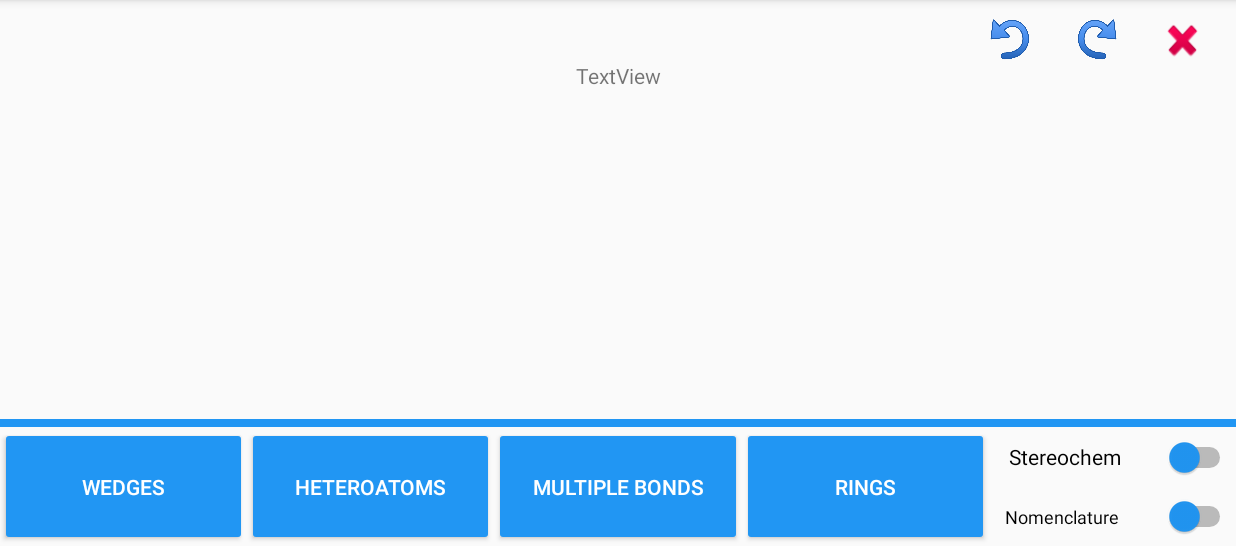
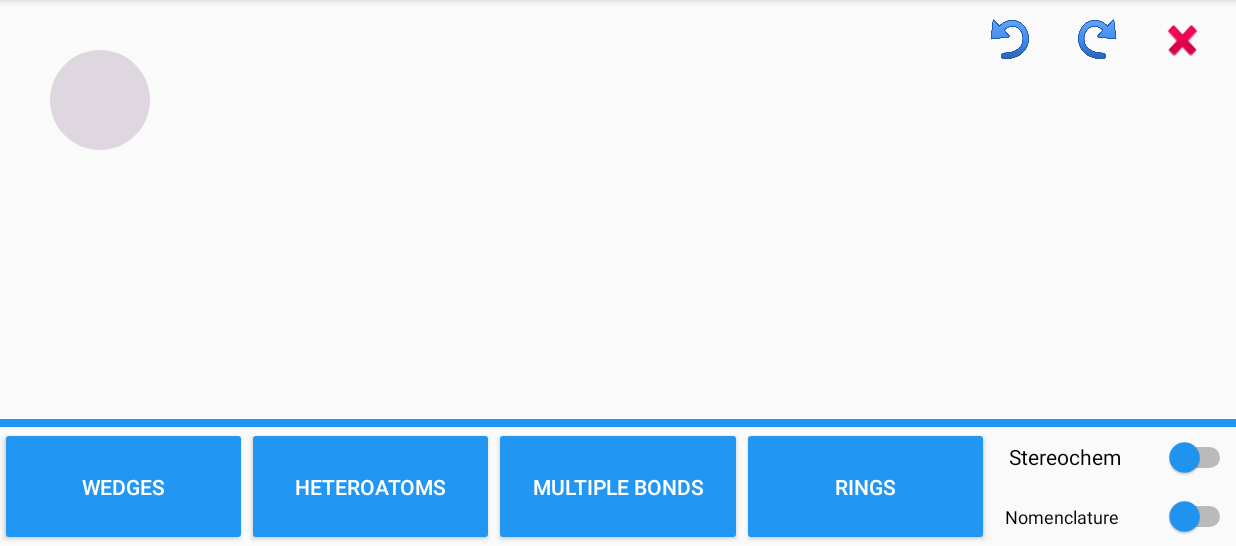
Before and after one commit to WanShiTong7/CHIRALapp, an Android app: the screen it shows after launch (MainActivity), on a phone screen of 824 x 412 dp (held sideways), the part 72-618 px from its top. Run offline under Robolectric (Android 15) with nearby library versions, the phone set to English and light mode, and no system bars.

```diff
--- a/app/src/main/java/com/saki/chiralapp/MainActivity.java
+++ b/app/src/main/java/com/saki/chiralapp/MainActivity.java
@@ -3,6 +3,7 @@ package com.saki.chiralapp;
 import androidx.appcompat.app.AppCompatActivity;
 import androidx.constraintlayout.widget.ConstraintLayout;
 
+import android.content.Context;
 import android.graphics.Bitmap;
 import android.graphics.Canvas;
 import android.graphics.Paint;
@@ -14,33 +15,37 @@ import android.widget.TextView;
 
 public class MainActivity extends AppCompatActivity {
 
+
+
     @Override
     protected void onCreate(Bundle savedInstanceState) {
         super.onCreate(savedInstanceState);
         setContentView(R.layout.activity_main);
-        Canvas c = new Canvas();
+        //setContentView(new MyView(this));
+        /*Canvas c = new Canvas();
         Paint p = new Paint ();
         p.setARGB(40,70,30,80);
         // anchor.draw(c,p);
         c.drawCircle(50,50,20, p);
-        View v = (View) findViewById (R.id.view);
+        //View v = (View) findViewById (R.id.view);*/
 
-        ConstraintLayout Layout = (ConstraintLayout) findViewById(R.id.Layout);
+
+        ConstraintLayout Layout = (ConstraintLayout) findViewById(R.id.constraintLayout);
         Layout.setOnTouchListener(new View.OnTouchListener() {
             @Override
-            public boolean onTouch(View v, MotionEvent event) {
-                TextView testText = (TextView) findViewById(R.id.testText);
-                testText.setText(event.getX()+"");
-                //OvalShape anchor = new OvalShape();
-                //anchor.resize(100,100);
-                Canvas c = new Canvas();
-                Paint p = new Paint ();
-                p.setARGB(40,70,30,80);
-               // anchor.draw(c,p);
-                c.drawCircle(event.getX(),event.getY(),20, p);
-                v.draw(c);
+            public boolean onTouch(View v1, MotionEvent event) {
+                /*TextView testText = (TextView) findViewById(R.id.testText);
+                testText.setText(event.getX()+"");*/
+                MyView v = (MyView) findViewById(R.id.sketchPad);
+                v.x = event.getX();
+                v.y = event.getY();
                 return false;
             }
         });
-    }
+
+
+    } //end of OnCreate
+
+
+
 }
--- /dev/null
+++ b/app/src/main/java/com/saki/chiralapp/MyView.java
@@ -0,0 +1,37 @@
+package com.saki.chiralapp;
+
+import android.content.Context;
+import android.graphics.Canvas;
+import android.graphics.Paint;
+import android.util.AttributeSet;
+import android.view.View;
+
+public class MyView extends View {
+
+    public static float x = 100;
+    public static float y = 100;
+
+    public MyView(Context context) {
+        super(context);
+
+
+    }
+
+    public MyView(Context context, AttributeSet a) {
+        super(context,a);
+    }
+
+   @Override
+    protected void onDraw(Canvas c){
+        Paint p = new Paint();
+        p.setARGB(40,70,30,80);
+        c.drawCircle(x,y,50,p);
+        invalidate();
+    }
+
+   /* public void drawCircle(float x, float y){
+        Paint p = new Paint();
+        p.setARGB(40,70,30,80);
+        this..drawCircle(x,y,50,p);
+    } */
+}
--- a/app/src/main/res/layout-land/activity_main.xml
+++ b/app/src/main/res/layout-land/activity_main.xml
@@ -2,7 +2,7 @@
 <androidx.constraintlayout.widget.ConstraintLayout xmlns:android="http://schemas.android.com/apk/res/android"
     xmlns:app="http://schemas.android.com/apk/res-auto"
     xmlns:tools="http://schemas.android.com/tools"
-    android:id="@+id/Layout"
+    android:id="@+id/constraintLayout"
     android:layout_width="match_parent"
     android:layout_height="match_parent"
     android:backgroundTint="#FFFFFF"
@@ -141,25 +141,22 @@
         app:layout_constraintTop_toTopOf="parent"
         app:srcCompat="@drawable/undo" />
 
-    <TextView
-        android:id="@+id/testText"
-        android:layout_width="wrap_content"
-        android:layout_height="wrap_content"
-        android:layout_marginBottom="179dp"
-        android:text="TextView"
+    <com.saki.chiralapp.MyView
+        android:id="@+id/sketchPad"
+        android:layout_width="0dp"
+        android:layout_height="0dp"
         app:layout_constraintBottom_toTopOf="@+id/divider"
         app:layout_constraintEnd_toEndOf="parent"
         app:layout_constraintStart_toStartOf="parent"
         app:layout_constraintTop_toTopOf="parent" />
 
-    <LinearLayout
+    <!--com.saki.chiralapp.MainActivity.myView
         android:id="@+id/sketchPad"
         android:layout_width="0dp"
         android:layout_height="0dp"
-        android:orientation="horizontal"
         app:layout_constraintBottom_toTopOf="@+id/divider"
         app:layout_constraintEnd_toEndOf="parent"
         app:layout_constraintStart_toStartOf="parent"
-        app:layout_constraintTop_toBottomOf="@+id/undoButton"></LinearLayout>
+        app:layout_constraintTop_toBottomOf="@+id/undoButton" /!-->
 
 </androidx.constraintlayout.widget.ConstraintLayout>
```
